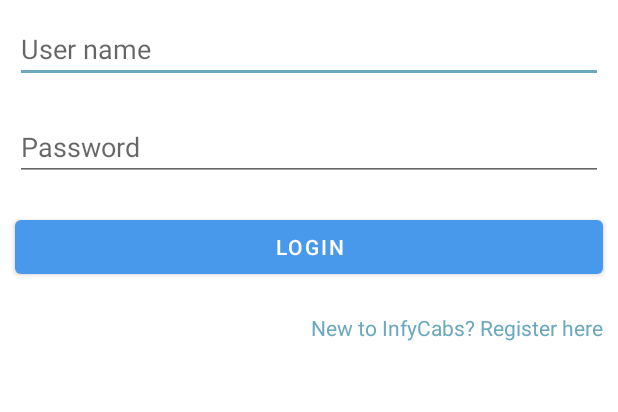
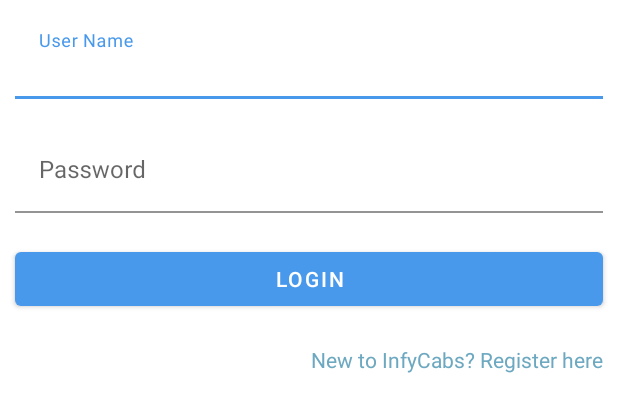
Before and after one commit to KaumudiBhide/AndroidAppDemo, an Android app: the layout view_login.xml on its own in the app's theme, with its tools: preview values and no code run, on a phone screen of 412 x 824 dp. Shown: the top 412 px of the screen. Run offline under Robolectric (Android 15) with nearby library versions, the phone set to English and light mode, and no system bars.

Commit message:
added bottom sheet

```diff
--- a/app/build.gradle
+++ b/app/build.gradle
@@ -1,4 +1,5 @@
 apply plugin: 'com.android.application'
+//apply plugin: 'kotlin-android'
 
 android {
     compileSdkVersion 31
@@ -35,4 +36,9 @@ dependencies {
     testImplementation 'junit:junit:4.13.2'
     androidTestImplementation 'androidx.test.ext:junit:1.1.3'
     androidTestImplementation 'androidx.test.espresso:espresso-core:3.4.0'
+    //implementation "androidx.core:core-ktx:+"
+    //implementation "org.jetbrains.kotlin:kotlin-stdlib-jdk7:$kotlin_version"
 }
+repositories {
+    mavenCentral()
+}
--- /dev/null
+++ b/app/src/main/java/lexcourse/android/infycabs/Globals.java
@@ -0,0 +1,5 @@
+package lexcourse.android.infycabs;
+
+public class Globals {
+    public static boolean isUserLoggedIn = false;
+}
--- a/app/src/main/res/layout/view_login.xml
+++ b/app/src/main/res/layout/view_login.xml
@@ -1,27 +1,39 @@
 <?xml version="1.0" encoding="utf-8"?>
-<LinearLayout
-    xmlns:android="http://schemas.android.com/apk/res/android"
+<LinearLayout xmlns:android="http://schemas.android.com/apk/res/android"
+    xmlns:app="http://schemas.android.com/apk/res-auto"
     android:orientation="vertical"
     android:layout_width="match_parent"
     android:layout_height="wrap_content">
 
-    <EditText
+    <com.google.android.material.textfield.TextInputLayout
         android:id="@+id/editUserName"
         android:layout_width="match_parent"
         android:layout_height="wrap_content"
         android:layout_margin="@dimen/std_margin"
-        android:hint="@string/user_name"
-        android:autofillHints="@string/user_name"
-        android:inputType="textPersonName" />
+        app:boxBackgroundColor="@color/colorOnSurface">
 
-    <EditText
+        <com.google.android.material.textfield.TextInputEditText
+            android:layout_width="match_parent"
+            android:layout_height="wrap_content"
+            android:hint="@string/user_name"
+            android:inputType="textPersonName" />
+
+    </com.google.android.material.textfield.TextInputLayout>
+
+    <com.google.android.material.textfield.TextInputLayout
         android:id="@+id/editPassword"
         android:layout_width="match_parent"
         android:layout_height="wrap_content"
         android:layout_margin="@dimen/std_margin"
-        android:hint="@string/password"
-        android:autofillHints="@string/user_name"
-        android:inputType="textPassword" />
+        app:boxBackgroundColor="@color/colorOnSurface">
+
+        <com.google.android.material.textfield.TextInputEditText
+            android:layout_width="match_parent"
+            android:layout_height="wrap_content"
+            android:hint="@string/password"
+            android:inputType="textPassword" />
+
+    </com.google.android.material.textfield.TextInputLayout>
 
     <Button
         android:id="@+id/btnLogin"
--- a/app/src/main/res/values/strings.xml
+++ b/app/src/main/res/values/strings.xml
@@ -22,9 +22,10 @@
     <string name="titleProfile">Profile</string>
     <string name="titleRide">Ride</string>
     <string name="titleHistory">History</string>
-    <string name="user_name">User name</string>
+    <string name="user_name">User Name</string>
     <string name="password">Password</string>
     <string name="login">Login</string>
     <string name="infycabs_register">New to InfyCabs? Register here</string>
+    <string name="open_modal_bottom_sheet">Open Modal Bottom Sheet</string>
 
 </resources>
--- a/app/src/main/res/values/styles.xml
+++ b/app/src/main/res/values/styles.xml
@@ -2,6 +2,9 @@
 
     <!-- Base application theme. -->
     <style name="AppTheme" parent="Theme.MaterialComponents.DayNight.DarkActionBar">
+        <!-- Uncomment to remove Action Bar -->
+        <!-- <item name = "android:windowActionBar">false</item>
+        <item name = "android:windowNoTitle">true</item> -->
         <!-- Customize your theme here. -->
         <item name="colorPrimary">@color/colorPrimary</item>
         <item name="colorPrimaryDark">@color/colorPrimaryDark</item>
--- a/build.gradle
+++ b/build.gradle
@@ -1,6 +1,7 @@
 // Top-level build file where you can add configuration options common to all sub-projects/modules.
 
 buildscript {
+    ext.kotlin_version = '1.2.51'
 
     repositories {
         google()
@@ -8,7 +9,7 @@ buildscript {
     }
     dependencies {
         classpath 'com.android.tools.build:gradle:3.2.1'
-
+        //classpath "org.jetbrains.kotlin:kotlin-gradle-plugin:$kotlin_version"
 
         // NOTE: Do not place your application dependencies here; they belong
         // in the individual module build.gradle files
```
Also changed, not shown: app/src/main/java/lexcourse/android/infycabs/BottomSheetDialog.java (added, +53 -0 lines), app/src/main/java/lexcourse/android/infycabs/MainActivity.java (+21 -18 lines).
